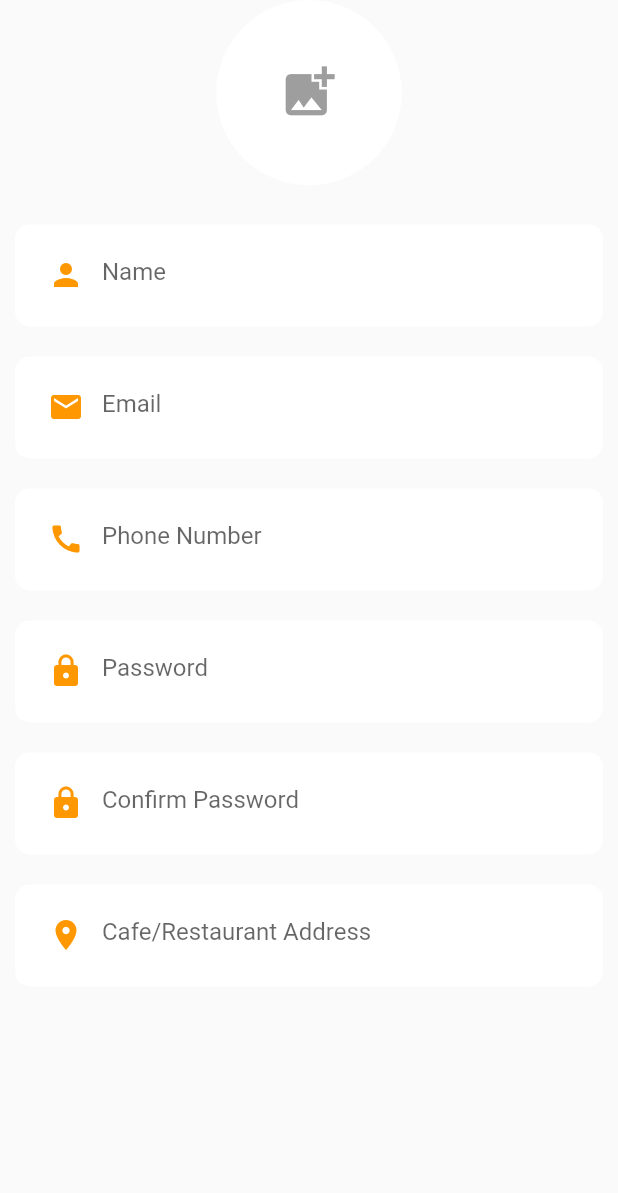
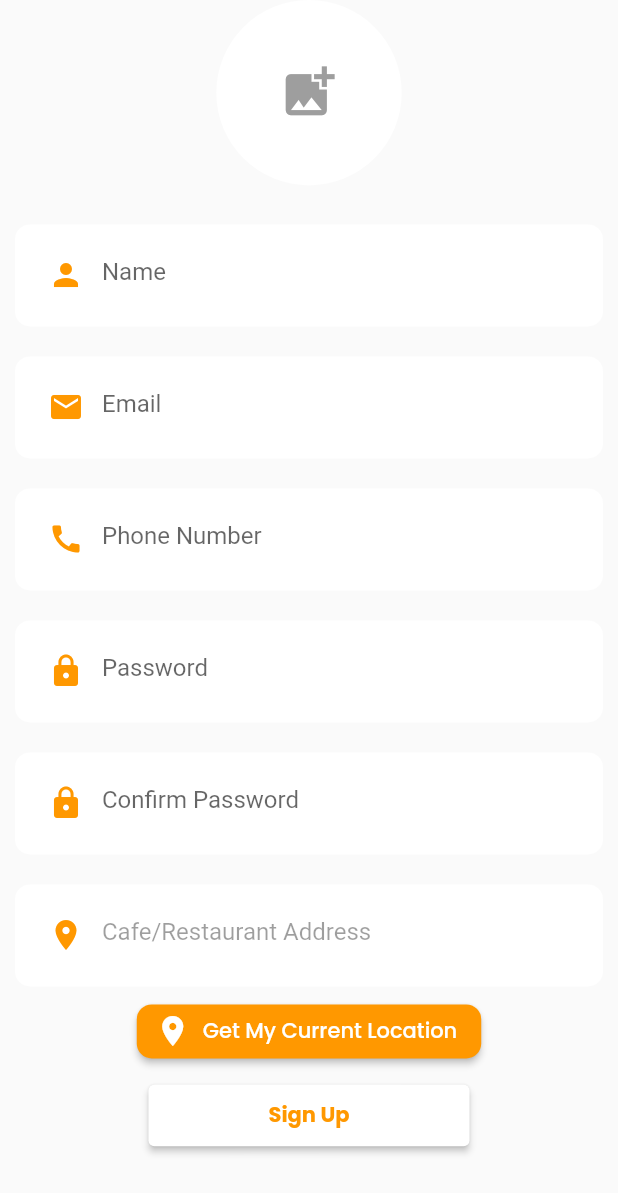
Before and after one commit to sangeeta2701/food_seller_app, a Flutter app: the RegisterScreen widget shown alone on an empty page, opened directly, on a phone screen of 412 x 824 dp. Shown: the top 1193 px of the screen. Run offline on Flutter 3.47's test engine with Material 2 defaults, Android fonts, the phone set to English and light mode, and no system bars; our stand-ins replace google_fonts, image_picker.

Commit message:
Seller App

```diff
--- a/lib/authentication/register_screen.dart
+++ b/lib/authentication/register_screen.dart
@@ -3,6 +3,7 @@ import 'dart:io';
 import 'package:flutter/material.dart';
 import 'package:food_seller_app/utils/colors.dart';
 import 'package:food_seller_app/widgets/customTextField.dart';
+import 'package:google_fonts/google_fonts.dart';
 import 'package:image_picker/image_picker.dart';
 
 class RegisterScreen extends StatefulWidget {
@@ -22,10 +23,6 @@ class _RegisterScreenState extends State<RegisterScreen> {
   TextEditingController confirmPasswordController = TextEditingController();
   TextEditingController locationController = TextEditingController();
   TextEditingController emailController = TextEditingController();
-
-
-
-
 
   @override
   Widget build(BuildContext context) {
@@ -52,19 +49,92 @@ class _RegisterScreenState extends State<RegisterScreen> {
             ),
           ),
           Padding(
-            padding: const EdgeInsets.only(top:16.0),
+            padding: const EdgeInsets.only(top: 16.0),
             child: Form(
-              key: _formKey,
-              child: Column(
-                children: [
-                  CustomTextField(controller: nameController, data: Icons.person, hintText: "Name", enabled: true, isObsecure: false),
-                  CustomTextField(controller: emailController, data: Icons.email, hintText: "Email", enabled: true, isObsecure: false),
-                  CustomTextField(controller: phoneController, data: Icons.call, hintText: "Phone Number", enabled: true, isObsecure: false),
-                  CustomTextField(controller: passwordController, data: Icons.lock, hintText: "Password", enabled: true, isObsecure: true),
-                  CustomTextField(controller: confirmPasswordController, data: Icons.lock, hintText: "Confirm Password", enabled: true, isObsecure: true),
-                  CustomTextField(controller: locationController, data: Icons.location_on, hintText: "Cafe/Restaurant Address", enabled: true, isObsecure: false),
-                ],
-              )),
+                key: _formKey,
+                child: Column(
+                  children: [
+                    CustomTextField(
+                        controller: nameController,
+                        data: Icons.person,
+                        hintText: "Name",
+                        enabled: true,
+                        isObsecure: false),
+                    CustomTextField(
+                        controller: emailController,
+                        data: Icons.email,
+                        hintText: "Email",
+                        enabled: true,
+                        isObsecure: false),
+                    CustomTextField(
+                        controller: phoneController,
+                        data: Icons.call,
+                        hintText: "Phone Number",
+                        enabled: true,
+                        isObsecure: false),
+                    CustomTextField(
+                        controller: passwordController,
+                        data: Icons.lock,
+                        hintText: "Password",
+                        enabled: true,
+                        isObsecure: true),
+                    CustomTextField(
+                        controller: confirmPasswordController,
+                        data: Icons.lock,
+                        hintText: "Confirm Password",
+                        enabled: true,
+                        isObsecure: true),
+                    CustomTextField(
+                        controller: locationController,
+                        data: Icons.location_on,
+                        hintText: "Cafe/Restaurant Address",
+                        enabled: false,
+                        isObsecure: false),
+                    Container(
+                      width: 400,
+                      height: 40,
+                      alignment: Alignment.center,
+                      child: ElevatedButton.icon(
+                        onPressed: () {
+                          print("clicked");
+                        },
+                        label: Text(
+                          "Get My Current Location",
+                          style: GoogleFonts.poppins(color: wColor),
+                        ),
+                        icon: Icon(
+                          Icons.location_on,
+                          color: wColor,
+                        ),
+                        style: ElevatedButton.styleFrom(
+                            primary: orange500Color,
+                            shape: RoundedRectangleBorder(
+                              borderRadius: BorderRadius.circular(10),
+                            )),
+                      ),
+                    ),
+                  ],
+                )),
+          ),
+          Padding(
+            padding: const EdgeInsets.symmetric(vertical: 12),
+            child: ElevatedButton(
+
+              onPressed: () {
+                print("Clicked");
+              },
+              style: ElevatedButton.styleFrom(
+                padding: EdgeInsets.symmetric(horizontal: 80,vertical: 10),
+                primary: wColor,
+              ),
+              child: Text(
+                "Sign Up",
+                style: GoogleFonts.poppins(
+                  color: orange500Color,
+                  fontWeight: FontWeight.bold,
+                ),
+              ),
+            ),
           )
         ],
       ),
--- /dev/null
+++ b/lib/widgets/customButtons.dart
@@ -0,0 +1,18 @@
+import 'package:flutter/material.dart';
+
+import '../utils/colors.dart';
+
+Widget whiteButton(String buttonText) {
+  return Container(
+    height: 40,
+    width: double.infinity,
+    decoration: BoxDecoration(
+        color: wColor,
+        borderRadius: BorderRadius.all(Radius.circular(10),),
+
+      ),
+      padding: EdgeInsets.all(10),
+      margin: EdgeInsets.all(10),
+      child: Center(child: Text(buttonText),),
+  );
+}
```
